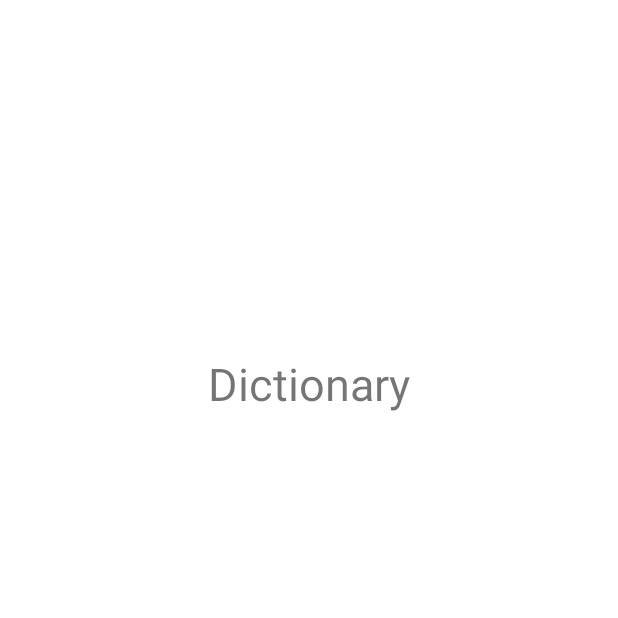
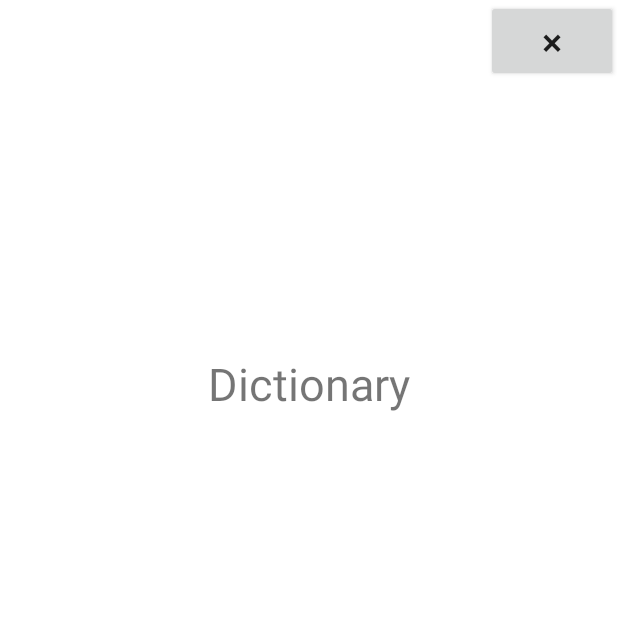
Before and after one commit to group4-ogawa/animal, an Android app: the DictionaryActivity screen opened directly, with no data from a screen before it, on a phone screen of 412 x 824 dp, the top half of it. Run offline under Robolectric (Android 15) with nearby library versions, the phone set to English and light mode, and no system bars.

Commit message:
Dictionaryを追加

```diff
--- a/AnimalWorld/app/src/main/java/com/example/animalworld/DictionaryActivity.kt
+++ b/AnimalWorld/app/src/main/java/com/example/animalworld/DictionaryActivity.kt
@@ -3,11 +3,30 @@ package com.example.animalworld
 import android.app.Activity
 import android.content.Intent
 import android.os.Bundle
-import kotlinx.android.synthetic.main.activity_main.*
+import kotlinx.android.synthetic.main.activity_dictionary.*
 
 class DictionaryActivity : Activity() {
     override fun onCreate(savedInstanceState: Bundle?) {
         super.onCreate(savedInstanceState)
         setContentView(R.layout.activity_dictionary)
+        var an = 1 //判別結果を代入
+        when(an){
+            1 -> print("Cat")
+            //ネコの解説を表示
+            2 -> print("Elephant")
+            //ネコの解説を表示
+            3 -> print("Giraffe")
+            //ネコの解説を表示
+            4 -> print("Lion")
+            //ネコの解説を表示
+            5 -> print("Turtle")
+            //ネコの解説を表示
+        }
+
+        //ボタンを押すとメイン画面に遷移
+        button_to_main.setOnClickListener {
+            val intent = Intent(this, MainActivity::class.java)
+            startActivity(intent)
+        }
     }
 }
--- a/AnimalWorld/app/src/main/res/layout/activity_dictionary.xml
+++ b/AnimalWorld/app/src/main/res/layout/activity_dictionary.xml
@@ -18,4 +18,21 @@
         app:layout_constraintBottom_toBottomOf="parent"
         app:layout_constraintTop_toTopOf="parent" />
 
+    <Button
+        android:id="@+id/button_to_main"
+        android:layout_width="wrap_content"
+        android:layout_height="wrap_content"
+        android:layout_marginStart="400dp"
+        android:layout_marginLeft="400dp"
+        android:layout_marginBottom="500dp"
+        android:text="@string/back"
+        android:textSize="25dp"
+        app:backgroundTint="#000000"
+        app:layout_constraintBottom_toBottomOf="parent"
+        app:layout_constraintEnd_toEndOf="parent"
+        app:layout_constraintHorizontal_bias="1.0"
+        app:layout_constraintStart_toStartOf="parent"
+        app:layout_constraintTop_toTopOf="parent"
+        app:layout_constraintVertical_bias="0.0" />
+
 </androidx.constraintlayout.widget.ConstraintLayout>
--- a/AnimalWorld/app/src/main/res/values/strings.xml
+++ b/AnimalWorld/app/src/main/res/values/strings.xml
@@ -1,3 +1,9 @@
 <resources>
     <string name="app_name">AnimalWorld</string>
+    <string name="back">×</string>
+    <string name="cat">ねこ</string>
+    <string name="elephant">ぞう</string>
+    <string name="giraffe">きりん</string>
+    <string name="lion">らいおん</string>
+    <string name="turtle">かめ</string>
 </resources>
```
